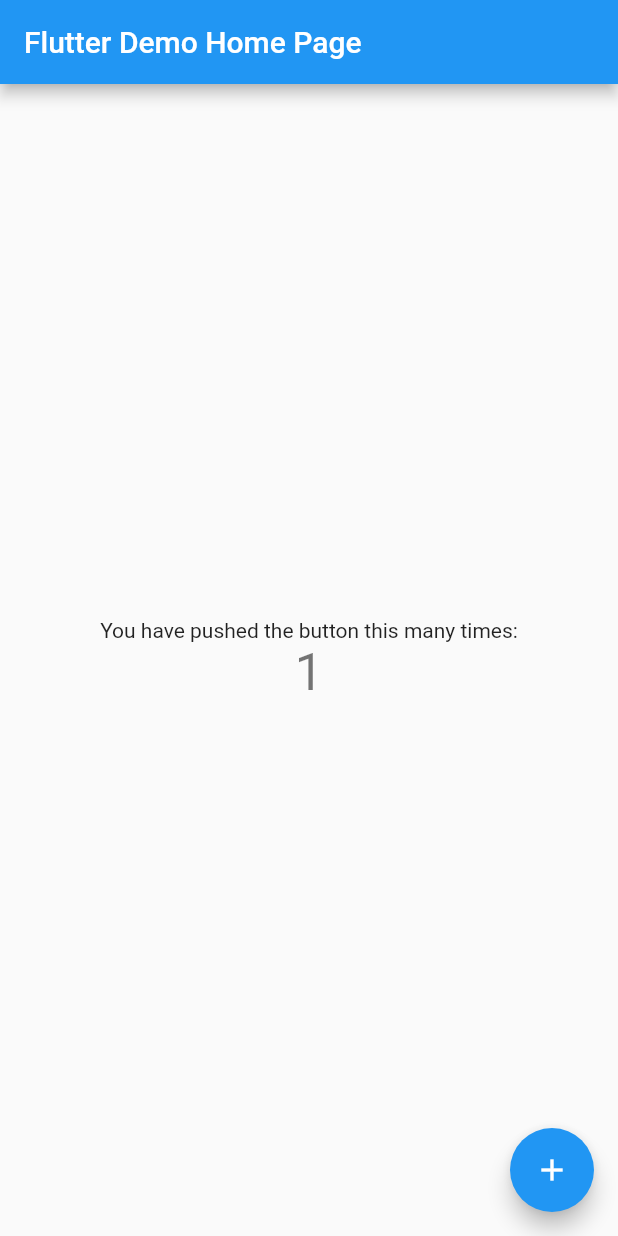
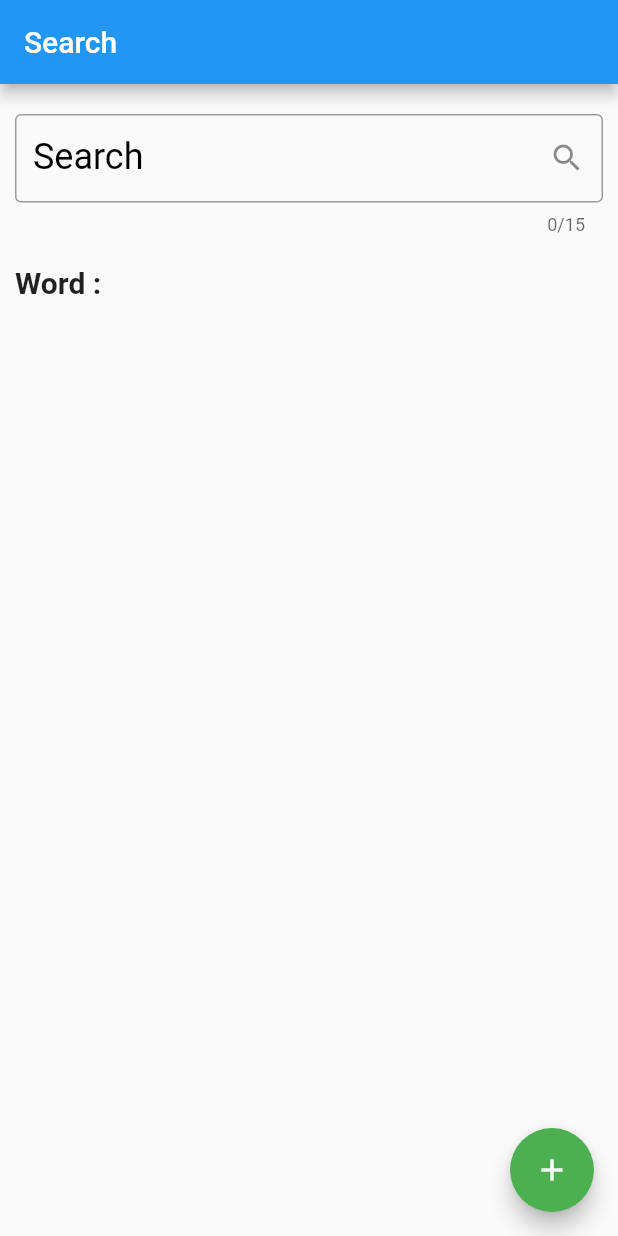
Before and after one commit to Mckenz31/vocabsFlash, a Flutter app: the screen it shows after launch, after a tap on the "add" icon, on a phone screen of 412 x 824 dp. Run offline on Flutter 3.47's test engine with Material 2 defaults, Android fonts, the phone set to English and light mode, and no system bars.

Commit message:
completed search for word

```diff
--- a/lib/main.dart
+++ b/lib/main.dart
@@ -1,113 +1,20 @@
 import 'package:flutter/material.dart';
+import 'package:vocabs_flash/search.dart';
 
 void main() {
   runApp(MyApp());
 }
 
-class MyApp extends StatelessWidget {
-  // This widget is the root of your application.
+class MyApp extends StatefulWidget {
+  @override
+  _MyAppState createState() => _MyAppState();
+}
+
+class _MyAppState extends State<MyApp> {
   @override
   Widget build(BuildContext context) {
     return MaterialApp(
-      title: 'Flutter Demo',
-      theme: ThemeData(
-        // This is the theme of your application.
-        //
-        // Try running your application with "flutter run". You'll see the
-        // application has a blue toolbar. Then, without quitting the app, try
-        // changing the primarySwatch below to Colors.green and then invoke
-        // "hot reload" (press "r" in the console where you ran "flutter run",
-        // or simply save your changes to "hot reload" in a Flutter IDE).
-        // Notice that the counter didn't reset back to zero; the application
-        // is not restarted.
-        primarySwatch: Colors.blue,
-      ),
-      home: MyHomePage(title: 'Flutter Demo Home Page'),
+      home: Search(),
     );
   }
 }
-
-class MyHomePage extends StatefulWidget {
-  MyHomePage({Key key, this.title}) : super(key: key);
-
-  // This widget is the home page of your application. It is stateful, meaning
-  // that it has a State object (defined below) that contains fields that affect
-  // how it looks.
-
-  // This class is the configuration for the state. It holds the values (in this
-  // case the title) provided by the parent (in this case the App widget) and
-  // used by the build method of the State. Fields in a Widget subclass are
-  // always marked "final".
-
-  final String title;
-
-  @override
-  _MyHomePageState createState() => _MyHomePageState();
-}
-
-class _MyHomePageState extends State<MyHomePage> {
-  int _counter = 0;
-
-  void _incrementCounter() {
-    setState(() {
-      // This call to setState tells the Flutter framework that something has
-      // changed in this State, which causes it to rerun the build method below
-      // so that the display can reflect the updated values. If we changed
-      // _counter without calling setState(), then the build method would not be
-      // called again, and so nothing would appear to happen.
-      _counter++;
-    });
-  }
-
-  @override
-  Widget build(BuildContext context) {
-    // This method is rerun every time setState is called, for instance as done
-    // by the _incrementCounter method above.
-    //
-    // The Flutter framework has been optimized to make rerunning build methods
-    // fast, so that you can just rebuild anything that needs updating rather
-    // than having to individually change instances of widgets.
-    return Scaffold(
-      appBar: AppBar(
-        // Here we take the value from the MyHomePage object that was created by
-        // the App.build method, and use it to set our appbar title.
-        title: Text(widget.title),
-      ),
-      body: Center(
-        // Center is a layout widget. It takes a single child and positions it
-        // in the middle of the parent.
-        child: Column(
-          // Column is also a layout widget. It takes a list of children and
-          // arranges them vertically. By default, it sizes itself to fit its
-          // children horizontally, and tries to be as tall as its parent.
-          //
-          // Invoke "debug painting" (press "p" in the console, choose the
-          // "Toggle Debug Paint" action from the Flutter Inspector in Android
-          // Studio, or the "Toggle Debug Paint" command in Visual Studio Code)
-          // to see the wireframe for each widget.
-          //
-          // Column has various properties to control how it sizes itself and
-          // how it positions its children. Here we use mainAxisAlignment to
-          // center the children vertically; the main axis here is the vertical
-          // axis because Columns are vertical (the cross axis would be
-          // horizontal).
-          mainAxisAlignment: MainAxisAlignment.center,
-          children: <Widget>[
-            Text(
-              'You have pushed the button this many times:',
-            ),
-            Text(
-              '$_counter',
-              style: Theme.of(context).textTheme.headline4,
-            ),
-          ],
-        ),
-      ),
-      floatingActionButton: FloatingActionButton(
-        onPressed: _incrementCounter,
-        tooltip: 'Increment',
-        child: Icon(Icons.add),
-      ), // This trailing comma makes auto-formatting nicer for build methods.
-    );
-  }
-}
--- /dev/null
+++ b/lib/search.dart
@@ -0,0 +1,111 @@
+import 'dart:convert';
+import 'package:flutter/material.dart';
+import 'package:http/http.dart' as http;
+import 'package:vocabs_flash/result.dart';
+
+class Search extends StatefulWidget {
+  @override
+  _SearchState createState() => _SearchState();
+}
+
+class _SearchState extends State<Search> {
+  Meaning result;
+  Future getMeaning(String word) async {
+    var response = await http
+        .get(Uri.https('api.dictionaryapi.dev', 'api/v2/entries/en/$word'));
+    var jsonData = jsonDecode(response.body);
+    setState(() {
+      result = Meaning(
+          word: jsonData[0]['word'],
+          meanings: jsonData[0]['meanings'][0]['definitions'][0]['definition'],
+          audioUrl: jsonData[0]['phonetics'][0]['audio'],
+          antonyms: jsonData[0]['meanings'][0]['definitions'][0].containsKey('antonyms') &&
+                  jsonData[0]['meanings'][0]['definitions'][0]['antonyms'].length >
+                      0
+              ? jsonData[0]['meanings'][0]['definitions'][0]['antonyms'].length >
+                      4
+                  ? jsonData[0]['meanings'][0]['definitions'][0]['antonyms']
+                      .sublist(0, 4)
+                  : jsonData[0]['meanings'][0]['definitions'][0]['antonyms']
+              : ['No Antonyms Found'],
+          synonyms: jsonData[0]['meanings'][0]['definitions'][0].containsKey('synonyms') &&
+                  jsonData[0]['meanings'][0]['definitions'][0]['synonyms'].length >
+                      0
+              ? jsonData[0]['meanings'][0]['definitions'][0]['synonyms'].length > 4 ? jsonData[0]['meanings'][0]['definitions'][0]['synonyms'].sublist(0, 4) : jsonData[0]['meanings'][0]['definitions'][0]['synonyms']
+
+              : ['No Synonyms Found'],
+          example: jsonData[0]['meanings'][0]['definitions'][0].containsKey('example')
+              ? jsonData[0]['meanings'][0]['definitions'][0]['example']
+              : 'No Example Found',
+          origin: jsonData[0]['meanings'][0].containsKey('origin')
+              ? jsonData[0]['meanings'][0]['origin']
+              : 'No Origin Found');
+    });
+    print(result.antonyms);
+  }
+
+  TextEditingController _searchController = TextEditingController();
+  @override
+  Widget build(BuildContext context) {
+    return Container(
+      child: Scaffold(
+        resizeToAvoidBottomInset: false,
+        appBar: AppBar(title: Text('Search')),
+        body: Padding(
+            padding: const EdgeInsets.all(10),
+            child: Container(
+              margin: const EdgeInsets.only(top: 10),
+              child: Column(
+                crossAxisAlignment: CrossAxisAlignment.start,
+                children: <Widget>[
+                  TextField(
+                    controller: _searchController,
+                    decoration: InputDecoration(
+                        hintText: "Enter the word here",
+                        labelText: "Search",
+                        labelStyle:
+                            TextStyle(fontSize: 24, color: Colors.black),
+                        border: OutlineInputBorder(),
+                        suffixIcon: IconButton(
+                          icon: Icon(Icons.search),
+                          onPressed: () => getMeaning(_searchController.text),
+                        )),
+                    maxLength: 15,
+                  ),
+                  SizedBox(
+                    height: 20,
+                  ),
+                  Text('Word : ' + _searchController.text,
+                      style:
+                          TextStyle(fontWeight: FontWeight.bold, fontSize: 20)),
+                  SizedBox(
+                    height: 15,
+                  ),
+                  result != null ? Result(result) : Text(''),
+                ],
+              ),
+            )),
+        floatingActionButton: FloatingActionButton(
+          onPressed: () {
+            // Add your onPressed code here!
+          },
+          backgroundColor: Colors.green,
+          child: const Icon(Icons.add),
+        ),
+      ),
+    );
+  }
+}
+
+class Meaning {
+  final String word, audioUrl, meanings, example, origin;
+  List<dynamic> antonyms, synonyms;
+  Meaning(
+      {this.word,
+      this.meanings,
+      this.audioUrl,
+      this.example,
+      this.synonyms,
+      this.antonyms,
+      this.origin});
+}
```
Also changed, not shown: lib/result.dart (added, +59 -0 lines), pubspec.yaml (+4 -3 lines), pubspec.lock.
